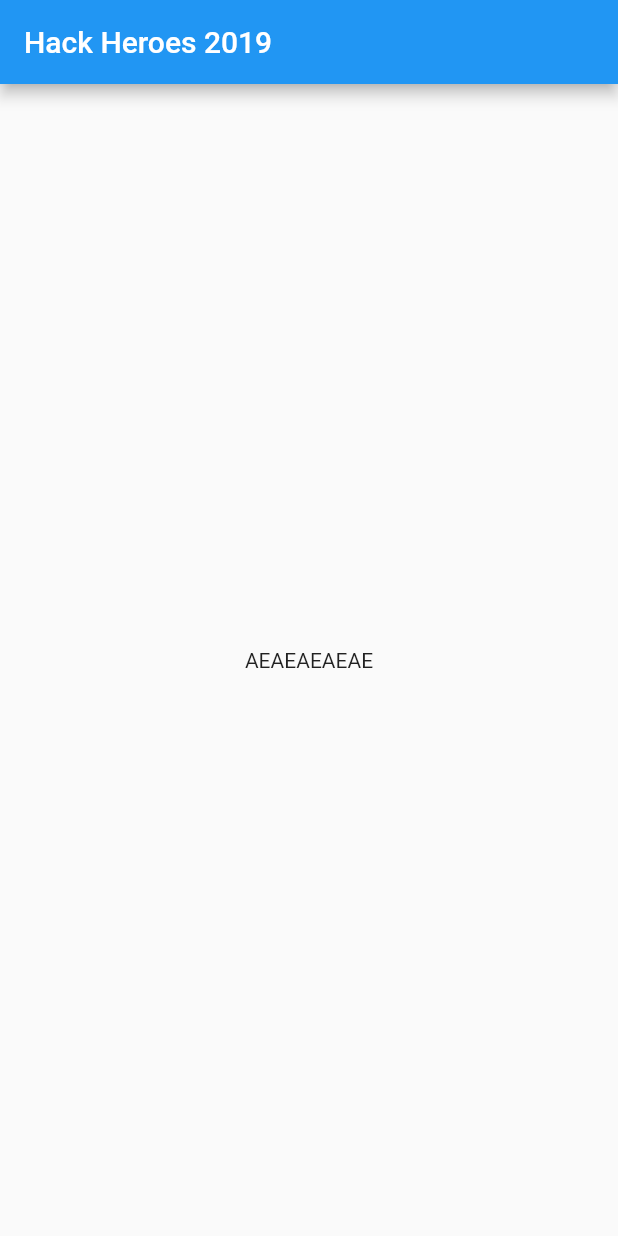
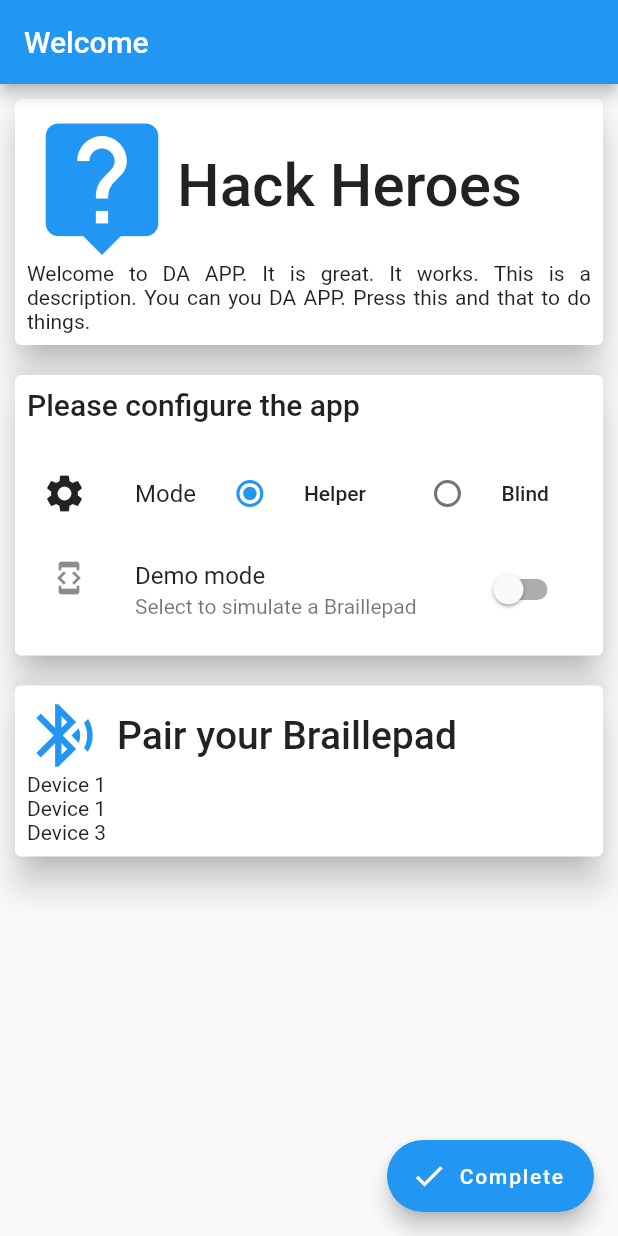
Before and after one commit to Carbon225/hack-heroes-2019-mobile, a Flutter app: the screen it shows after launch, on a phone screen of 412 x 824 dp. Run offline on Flutter 3.47's test engine with Material 2 defaults, Android fonts, the phone set to English and light mode, and no system bars; our stand-ins replace shared_preferences.

Commit message:
Startup screen

```diff
--- /dev/null
+++ b/lib/logic/app_mode.dart
@@ -0,0 +1,4 @@
+enum AppMode {
+  Blind,
+  Helper
+}
--- /dev/null
+++ b/lib/logic/user_settings.dart
@@ -0,0 +1,64 @@
+import 'package:hack_heroes_mobile/logic/app_mode.dart';
+import 'package:shared_preferences/shared_preferences.dart';
+
+class UserSettings {
+  static SharedPreferences perfs;
+
+  static Future<void> load() async {
+    perfs = await SharedPreferences.getInstance();
+  }
+
+
+  static bool get firstRun {
+//    return false;
+
+    // if perfs was not initialized or the key was not found we are running for the first time
+    return perfs?.getBool("firstRun") ?? true;
+  }
+
+  static set firstRun(bool value) {
+    // will throw if perfs was not initialized
+    perfs.setBool("firstRun", value);
+  }
+
+
+  static AppMode get mode {
+    // default to Blind
+    final mode = perfs?.getInt("appMode") ?? 0;
+    switch (mode) {
+      case 0:
+        return AppMode.Blind;
+
+      case 1:
+        return AppMode.Helper;
+
+      default:
+        return AppMode.Blind;
+    }
+  }
+
+  static set mode(AppMode mode) {
+    switch (mode) {
+      case AppMode.Blind:
+        perfs.setInt("appMode", 0);
+        break;
+
+      case AppMode.Helper:
+        perfs.setInt("appMode", 1);
+        break;
+
+      default:
+        throw("Unknown mode");
+    }
+  }
+
+
+  static bool get demoMode {
+    return perfs?.getBool("demoMode") ?? false;
+  }
+
+  static set demoMode(bool value) {
+    perfs.setBool("demoMode", value);
+  }
+
+}
--- a/lib/main.dart
+++ b/lib/main.dart
@@ -7,7 +7,7 @@ class MyApp extends StatelessWidget {
   @override
   Widget build(BuildContext context) {
     return MaterialApp(
-      title: 'SEImage',
+      title: 'Hack Heroes',
       theme: ThemeData(
         primarySwatch: Colors.blue,
       ),
--- /dev/null
+++ b/lib/ui/ConfiguratorScreen.dart
@@ -0,0 +1,171 @@
+import 'package:flutter/cupertino.dart';
+import 'package:flutter/material.dart';
+import 'package:hack_heroes_mobile/logic/app_mode.dart';
+
+class ConfiguratorScreen extends StatefulWidget {
+  Widget _about(BuildContext context) {
+    return Card(
+      elevation: 10,
+      margin: EdgeInsets.all(10),
+      child: Padding(
+        padding: EdgeInsets.all(8),
+        child: Column(
+          children: <Widget>[
+            Row(
+              children: <Widget>[
+                Icon(Icons.live_help,
+                  color: Colors.blue,
+                  size: 100,
+                ),
+                Text("Hack Heroes",
+                  style: Theme.of(context).textTheme.title.apply(fontSizeFactor: 2),
+                )
+              ],
+            ),
+            Text("Welcome to DA APP. It is great. It works. This is a description. You can you DA APP. Press this and that to do things.",
+              textAlign: TextAlign.justify,
+              style: Theme.of(context).textTheme.body1,
+            ),
+          ],
+        ),
+      ),
+    );
+  }
+
+  @override
+  State<StatefulWidget> createState() => ConfiguratorScreenState();
+}
+
+class ConfiguratorScreenState extends State<ConfiguratorScreen> {
+  AppMode _mode = AppMode.Helper;
+  bool _demoMode = false;
+
+  Widget _modeSelect(BuildContext context) {
+    return Row(
+      children: <Widget>[
+        Padding(
+          padding: EdgeInsets.only(left: 10, right: 32),
+          child: Icon(Icons.settings,
+            size: 30,
+          ),
+        ),
+        Text("Mode",
+          textAlign: TextAlign.center,
+          style: Theme.of(context).textTheme.subhead,//.apply(fontSizeFactor: 1.2),
+        ),
+        Expanded(
+          child: RadioListTile(
+            title: Text("Helper",
+              style: Theme.of(context).textTheme.button,
+            ),
+            value: AppMode.Helper,
+            groupValue: _mode,
+            onChanged: (mode) => setState(() => _mode = mode),
+          ),
+        ),
+        Expanded(
+          child: RadioListTile(
+            title: Text("Blind",
+                style: Theme.of(context).textTheme.button
+            ),
+            value: AppMode.Blind,
+            groupValue: _mode,
+            onChanged: (mode) => setState(() => _mode = mode),
+          ),
+        ),
+      ],
+    );
+  }
+
+  Widget _demoSelect(BuildContext context) {
+    return SwitchListTile(
+      title: Text("Demo mode"),
+      subtitle: Text("Select to simulate a Braillepad"),
+      value: _demoMode,
+      secondary: Icon(Icons.developer_mode),
+      onChanged: (bool value) => setState(() => _demoMode = value),
+    );
+  }
+
+  Widget _pairDevice(BuildContext context) {
+    return Card(
+      elevation: 10,
+      margin: EdgeInsets.all(10),
+      child: Padding(
+        padding: EdgeInsets.all(8),
+        child: Column(
+          crossAxisAlignment: CrossAxisAlignment.stretch,
+          children: <Widget>[
+            Row(
+              children: <Widget>[
+                Icon(Icons.bluetooth_searching,
+                  color: Colors.blue,
+                  size: 50,
+                ),
+                Padding(
+                  padding: EdgeInsets.only(right: 10),
+                ),
+                Text("Pair your Braillepad",
+                  style: Theme.of(context).textTheme.title.apply(fontSizeFactor: 1.3),
+                )
+              ],
+            ),
+            Text("Device 1"),
+            Text("Device 1"),
+            Text("Device 3"),
+          ],
+        ),
+      ),
+    );
+  }
+
+  Widget _settings(BuildContext context) {
+    return Card(
+      elevation: 10,
+      margin: EdgeInsets.all(10),
+      child: Padding(
+        padding: EdgeInsets.all(8),
+        child: Column(
+          crossAxisAlignment: CrossAxisAlignment.stretch,
+          children: <Widget>[
+            Text("Please configure the app",
+              style: Theme.of(context).textTheme.title,
+            ),
+            Padding(
+              padding: EdgeInsets.only(bottom: 20),
+            ),
+            _modeSelect(context),
+            _demoSelect(context),
+          ],
+        ),
+      ),
+    );
+  }
+
+  Widget _finish(BuildContext context) {
+    return FloatingActionButton.extended(
+      onPressed: () {},
+      label: Text("Complete"),
+      icon: Icon(Icons.done),
+    );
+  }
+
+  @override
+  Widget build(BuildContext context) {
+    return Scaffold(
+      appBar: AppBar(
+        title: Text("Welcome"),
+      ),
+      floatingActionButton: _finish(context),
+      body: ListView(
+        children: <Widget>[
+          widget._about(context),
+          _settings(context),
+
+          // write sliding animation
+          _demoMode ? Container() : _pairDevice(context),
+        ],
+      ),
+    );
+  }
+}
--- /dev/null
+++ b/lib/ui/blind_home.dart
@@ -0,0 +1,13 @@
+import 'package:flutter/material.dart';
+
+class BlindHome extends StatelessWidget {
+  @override
+  Widget build(BuildContext context) {
+    return Scaffold(
+      appBar: AppBar(
+        title: Text("App title"),
+      ),
+      body: Text("Help?"),
+    );
+  }
+}
--- a/lib/ui/startup_screen.dart
+++ b/lib/ui/startup_screen.dart
@@ -1,15 +1,44 @@
 import 'package:flutter/material.dart';
+import 'package:hack_heroes_mobile/logic/app_mode.dart';
+import 'package:hack_heroes_mobile/logic/user_settings.dart';
+import 'package:hack_heroes_mobile/ui/ConfiguratorScreen.dart';
+import 'package:hack_heroes_mobile/ui/blind_home.dart';
 
 class StartupScreen extends StatelessWidget {
+  Widget _startupScreen(BuildContext context, AsyncSnapshot snapshot) {
+
+    // loading indicator while getting user settings
+    if (snapshot.connectionState != ConnectionState.done) {
+      return Scaffold(
+        appBar: AppBar(
+          title: Text("Hack Heroes"),
+        ),
+        body: Center(
+          child: CircularProgressIndicator(),
+        ),
+      );
+    }
+
+    // go to home screen for the selected mode
+    if (!UserSettings.firstRun) {
+      switch (UserSettings.mode) {
+        case AppMode.Blind:
+          return BlindHome();
+
+        default:
+          return Text("How did you choose a nonexistent mode???");
+      }
+    }
+
+    // first time setup
+    return ConfiguratorScreen();
+  }
+
   @override
   Widget build(BuildContext context) {
-    return Scaffold(
-      appBar: AppBar(
-        title: Text("Hack Heroes 2019"),
-      ),
-      body: Center(
-        child: Text("AEAEAEAEAE"),
-      ),
+    return FutureBuilder(
+      builder: _startupScreen,
+      future: UserSettings.load(),
     );
   }
 }
--- a/pubspec.yaml
+++ b/pubspec.yaml
@@ -19,6 +19,8 @@ environment:
 dependencies:
   flutter:
     sdk: flutter
+
+  shared_preferences: ^0.5.3+4
 
   # The following adds the Cupertino Icons font to your application.
   # Use with the CupertinoIcons class for iOS style icons.
```
Also changed, not shown: pubspec.lock.
